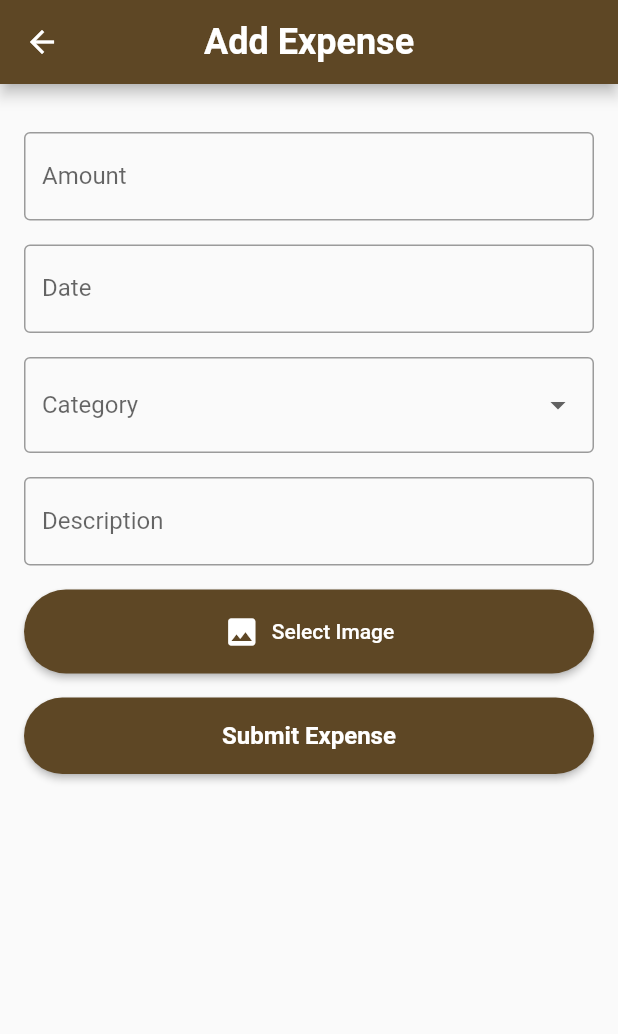
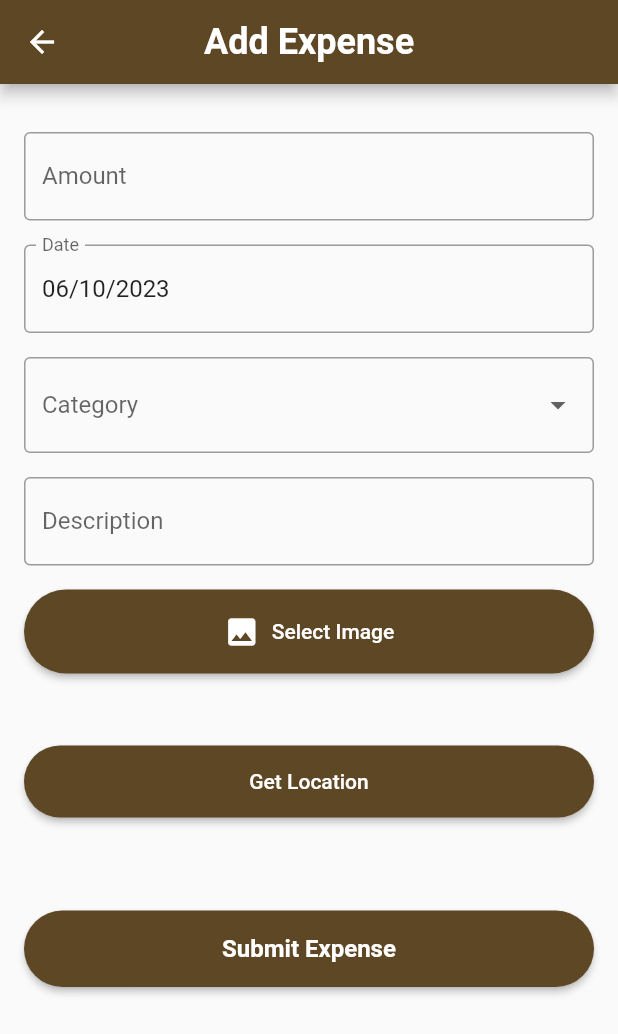
Before and after one commit to Geoffrey-Zulu/Expense-Tracker-App, a Flutter app: the screen it shows after launch, after a tap on the "add" icon, on a phone screen of 412 x 824 dp. Shown: the top 1034 px of the screen. Run offline on Flutter 3.47's test engine with Material 2 defaults, Android fonts, the phone set to English and light mode, and no system bars; our stand-ins replace firebase_auth, firebase_core, geolocator, image_picker, permission_handler; accounts and stored records are empty.

Commit message:
Safe
Safe

```diff
--- a/lib/fab.dart
+++ b/lib/expense_form.dart
@@ -1,29 +1,53 @@
 import 'package:flutter/material.dart';
+import 'package:intl/intl.dart';
+import 'package:image_picker/image_picker.dart';
 import 'components.dart';
+import 'dart:io';
+import 'package:permission_handler/permission_handler.dart';
+import 'package:geolocator/geolocator.dart';
 
-class ExpenseFABWithForm extends StatelessWidget {
+
+class ExpenseForm extends StatefulWidget {
   @override
-  Widget build(BuildContext context) {
-    return FloatingActionButton(
-      onPressed: () {
-        // Navigate to the expense form when FAB is tapped
-        Navigator.of(context).push(
-          MaterialPageRoute(
-            builder: (context) => ExpenseForm(),
-          ),
-        );
-      },
-      child: Icon(Icons.add),
-      backgroundColor: primaryColor, // Apply custom background color
-    );
-  }
+  _ExpenseFormState createState() => _ExpenseFormState();
 }
 
-class ExpenseForm extends StatelessWidget {
+class _ExpenseFormState extends State<ExpenseForm> {
   final TextEditingController amountController = TextEditingController();
-  final TextEditingController dateController = TextEditingController();
+  final DateTime currentDate = DateTime.now();
   final TextEditingController categoryController = TextEditingController();
   final TextEditingController descriptionController = TextEditingController();
+  final ImagePicker _imagePicker = ImagePicker();
+  File? pickedImage;
+  String? latitude;
+  String? longitude;
+
+
+  Future<void> pickImage() async {
+    final XFile? image = await _imagePicker.pickImage(source: ImageSource.gallery);
+    if (image != null) {
+      setState(() {
+        pickedImage = File(image.path);
+      });
+    }
+  }
+
+  Future<void> getLocation() async {
+    final PermissionStatus status = await Permission.location.request();
+    if (status.isGranted) {
+      final Position? currentPosition = await Geolocator.getCurrentPosition(
+        desiredAccuracy: LocationAccuracy.high,
+      );
+
+      setState(() {
+        latitude = currentPosition?.latitude.toString();
+        longitude = currentPosition?.longitude.toString();
+      });
+    } else {
+      // Handle permission denied
+    }
+  }
+
 
   @override
   Widget build(BuildContext context) {
@@ -32,9 +56,9 @@ class ExpenseForm extends StatelessWidget {
         backgroundColor: primaryColor,
         title: Text(
           'Add Expense',
-          style: headingTextStyle.copyWith(color: Colors.white), // Apply custom text style
+          style: headingTextStyle.copyWith(color: Colors.white),
         ),
-        centerTitle: true, // Center align the title
+        centerTitle: true,
       ),
       body: SingleChildScrollView(
         child: Container(
@@ -53,17 +77,17 @@ class ExpenseForm extends StatelessWidget {
               ),
               SizedBox(height: 16.0),
               TextFormField(
-                controller: dateController,
+                controller: TextEditingController(text: DateFormat('dd/MM/yyyy').format(DateTime.now())),
                 decoration: InputDecoration(
                   labelText: 'Date',
                   border: OutlineInputBorder(),
                 ),
                 keyboardType: TextInputType.datetime,
+                readOnly: true,
               ),
               SizedBox(height: 16.0),
-              // DropdownButtonFormField for Category
               DropdownButtonFormField(
-                items: <String>['Category 1', 'Category 2', 'Category 3', 'Category 4']
+                items: <String>['Food', 'Groceries', 'Utilities', 'Leisure']
                     .map((String value) {
                   return DropdownMenuItem<String>(
                     value: value,
@@ -88,21 +112,32 @@ class ExpenseForm extends StatelessWidget {
               ),
               SizedBox(height: 16.0),
               ElevatedButton.icon(
-                onPressed: () {
-                  // Implement image selection/upload logic here
-                },
+                onPressed: pickImage,
                 icon: Icon(Icons.image),
                 label: Text('Select Image'),
-                style: commonButtonStyle, // Apply custom button style
+                style: commonButtonStyle,
               ),
               SizedBox(height: 16.0),
+              Text(pickedImage?.path ?? ''),
+              SizedBox(height: 16.0),
+              ElevatedButton(
+                onPressed: () {
+                  getLocation();
+                },
+                style: commonButtonStyle,
+                child: Text('Get Location'),
+              ),
+              SizedBox(height: 20.0),
+              Text('${latitude ?? ""}'),
+              SizedBox(height: 10.0),
+              Text('${longitude ?? ""}'),
               ElevatedButton(
                 onPressed: () {
                   // Implement expense submission logic here
                   Navigator.of(context).pop(); // Close the bottom sheet
                 },
-                child: Text('Submit Expense', style: buttonTextStyle), // Apply custom text style
-                style: commonButtonStyle, // Apply custom button style
+                child: Text('Submit Expense', style: buttonTextStyle),
+                style: commonButtonStyle,
               ),
             ],
           ),
--- /dev/null
+++ b/lib/expense_item.dart
@@ -0,0 +1,116 @@
+import 'package:flutter/material.dart';
+import 'package:intl/intl.dart';
+import 'components.dart';
+
+class Expense {
+  final DateTime date;
+  final double amount;
+  final String category;
+  final Image thumbnail;
+
+  Expense({
+    required this.date,
+    required this.amount,
+    required this.category,
+    required this.thumbnail,
+  });
+}
+
+class ExpenseItem extends StatelessWidget {
+  final Expense expense;
+
+  ExpenseItem({required this.expense});
+
+  @override
+  Widget build(BuildContext context) {
+    return Dismissible(
+      key: UniqueKey(), // Unique key for each item
+      background: Container(
+        color: Colors.green,
+        alignment: Alignment.centerLeft,
+        child: Icon(
+          Icons.edit,
+          color: Colors.white,
+          size: 40.0,
+        ),
+      ),
+      secondaryBackground: Container(
+        color: Colors.red,
+        alignment: Alignment.centerRight,
+        child: Icon(
+          Icons.delete,
+          color: Colors.white,
+          size: 40.0,
+        ),
+      ),
+      confirmDismiss: (DismissDirection direction) async {
+        if (direction == DismissDirection.startToEnd) {
+          // Handle edit action here
+          // You can navigate to the edit screen or perform any other action
+          // Return false to prevent dismissal, or true to allow dismissal
+          return false;
+        } else if (direction == DismissDirection.endToStart) {
+          // Handle delete action here
+          // You can show a confirmation dialog or directly delete the item
+          // Return false to prevent dismissal, or true to allow dismissal
+          return true;
+        }
+        return false;
+      },
+      onDismissed: (DismissDirection direction) {
+        if (direction == DismissDirection.endToStart) {
+          // Handle delete action here
+          // You can remove the item from your data source
+          // This is where you should implement the delete logic
+          // After deleting, you can update the UI accordingly
+        }
+      },
+      child: Card(
+        elevation: 4.0,
+        margin: EdgeInsets.symmetric(vertical: 8.0, horizontal: 16.0),
+        child: ListTile(
+          contentPadding: EdgeInsets.all(16.0),
+          leading: Container(
+            width: 80.0,
+            height: 80.0,
+            decoration: BoxDecoration(
+              shape: BoxShape.circle,
+              image: DecorationImage(
+                fit: BoxFit.contain,
+                image: expense.thumbnail.image,
+              ),
+            ),
+          ),
+          title: Text(
+            'Date: ${DateFormat('yyyy-MM-dd').format(expense.date)}',
+            style: TextStyle(
+              fontSize: 16.0,
+              fontWeight: FontWeight.bold,
+              color: primaryColor,
+            ),
+          ),
+          subtitle: Column(
+            crossAxisAlignment: CrossAxisAlignment.start,
+            children: [
+              Text(
+                'Amount: \$${expense.amount.toStringAsFixed(2)}',
+                style: TextStyle(
+                  fontSize: 14.0,
+                  color: primaryColor,
+                ),
+              ),
+              SizedBox(height: 8.0),
+              Text(
+                'Category: ${expense.category}',
+                style: TextStyle(
+                  fontSize: 14.0,
+                  color: primaryColor,
+                ),
+              ),
+            ],
+          ),
+        ),
+      ),
+    );
+  }
+}
--- a/lib/home.dart
+++ b/lib/home.dart
@@ -1,104 +1,25 @@
 import 'package:flutter/material.dart';
-import 'fab.dart';
-import 'components.dart'; // Import your common components
-import 'package:intl/intl.dart';
+import 'expense_form.dart'; // Import the ExpenseFormScreen widget
+import 'expense_item.dart';
 
-class HomePage extends StatelessWidget {
+class HomeScreen extends StatelessWidget {
   @override
   Widget build(BuildContext context) {
     return Scaffold(
       appBar: AppBar(
-        backgroundColor: primaryColor,
-        title: Text(
-          'Expense Tracker',
-          style: headingTextStyle.copyWith(color: Colors.white), // Apply custom text style
+        title: Text('Expense Tracker'),
       ),
-        centerTitle: true, // Center align the title
-      ),
-
-
-      body: ListView.builder(
-        itemCount: expenses.length,
-        itemBuilder: (context, index) {
-          final expense = expenses[index];
-          return Container(
-            margin: EdgeInsets.symmetric(vertical: 8.0, horizontal: 16.0),
-            padding: EdgeInsets.all(16.0),
-            decoration: BoxDecoration(
-              border: Border.all(
-                color: primaryColor,
-                width: 2.0,
-              ),
-              borderRadius: BorderRadius.circular(8.0),
-            ),
-            child: Row( // Use Row to display items side by side
-              crossAxisAlignment: CrossAxisAlignment.start,
-              children: [
-                // Display the thumbnail here with a smaller size
-                Container(
-                  width: 80.0, // Adjust the width as needed
-                  height: 80.0, // Adjust the height as needed
-                  margin: EdgeInsets.only(right: 16.0), // Add spacing between thumbnail and details
-                  child: expense.thumbnail, // Display the thumbnail image
-                ),
-                Expanded( // Use Expanded to allow the details to take available space
-                  child: Column(
-                    crossAxisAlignment: CrossAxisAlignment.start,
-                    children: [
-                      Text(
-                        'Date: ${DateFormat('yyyy-MM-dd').format(expense.date)}',
-                        style: TextStyle(
-                          fontSize: 16.0,
-                          fontWeight: FontWeight.bold,
-                          color: primaryColor,
-                        ),
-                      ),
-                      SizedBox(height: 8.0),
-                      Text(
-                        'Amount: \$${expense.amount.toStringAsFixed(2)}',
-                        style: TextStyle(
-                          fontSize: 14.0,
-                          color: primaryColor,
-                        ),
-                      ),
-                      SizedBox(height: 8.0),
-                      Text(
-                        'Category: ${expense.category}',
-                        style: TextStyle(
-                          fontSize: 14.0,
-                          color: primaryColor,
-                        ),
-                      ),
-                    ],
-                  ),
-                ),
-              ],
-            ),
-          );
-        },
-      ),
-
-
-
-      floatingActionButton: ExpenseFABWithForm(), // Use the ExpenseFABWithForm widget
+      body: ExpenseList(), // Add your expense list widget here
+      floatingActionButton: ExpenseFABWithForm(), // Add your FAB here
+      bottomNavigationBar: BottomNavigation(), // Add the BottomNavigation widget here
     );
   }
 }
 
-class Expense {
-  final DateTime date;
-  final double amount;
-  final String category;
-  final Image thumbnail;
-
-  Expense({
-    required this.date,
-    required this.amount,
-    required this.category,
-    required this.thumbnail,
-  });
-}
-
+class ExpenseList extends StatelessWidget {
+  @override
+  Widget build(BuildContext context) {
+    // Replace this with your actual list of expenses
     final List<Expense> expenses = [
       Expense(
         date: DateTime.now(),
@@ -106,9 +27,71 @@ final List<Expense> expenses = [
         category: 'Groceries',
         thumbnail: Image.asset(
           'assets/images/thumbnail.png',
-      height: 100, // Adjust the size as needed
-      width: 100, // Adjust the size as needed
+          fit: BoxFit.contain,
+          width: 20,
+          height: 20,
         ),
       ),
       // Add more expenses as needed
     ];
+
+    return ListView.builder(
+      itemCount: expenses.length,
+      itemBuilder: (context, index) {
+        final expense = expenses[index];
+        return ExpenseItem(expense: expense); // Use the ExpenseItem widget
+      },
+    );
+  }
+}
+
+class BottomNavigation extends StatelessWidget {
+  @override
+  Widget build(BuildContext context) {
+    return BottomNavigationBar(
+      onTap: (index) {
+        switch (index) {
+          case 0:
+            Navigator.pushNamed(context, '/'); // Navigate to the home screen
+            break;
+          case 1:
+            Navigator.pushNamed(context, '/statistics'); // Navigate to the statistics screen
+            break;
+          case 2:
+            Navigator.pushNamed(context, '/settings'); // Navigate to the settings screen
+            break;
+        }
+      },
+      items: [
+        BottomNavigationBarItem(
+          icon: Icon(Icons.home),
+          label: 'Home',
+        ),
+        BottomNavigationBarItem(
+          icon: Icon(Icons.insert_chart),
+          label: 'Statistics',
+        ),
+        BottomNavigationBarItem(
+          icon: Icon(Icons.settings),
+          label: 'Settings',
+        ),
+      ],
+    );
+  }
+}
+
+class ExpenseFABWithForm extends StatelessWidget {
+  @override
+  Widget build(BuildContext context) {
+    return FloatingActionButton(
+      onPressed: () {
+        Navigator.of(context).push(
+          MaterialPageRoute(
+            builder: (context) => ExpenseForm(), // Navigate to the form screen
+          ),
+        );
+      },
+      child: Icon(Icons.add),
+    );
+  }
+}
--- a/lib/login.dart
+++ b/lib/login.dart
@@ -84,7 +84,7 @@ class _LoginPageState extends State<LoginPage> {
       Navigator.of(context).pushReplacement(
         MaterialPageRoute(
           builder: (context) =>
-              HomePage(), // Replace with the screen to navigate to
+              HomeScreen(), // Replace with the screen to navigate to
         ),
       );
     } catch (e) {
--- a/lib/main.dart
+++ b/lib/main.dart
@@ -1,9 +1,10 @@
 import 'package:flutter/material.dart';
-import 'home.dart'; // Import the HomePage widget
+import 'home.dart';
+import 'settings.dart';
+import 'statistics.dart';
 import 'package:firebase_core/firebase_core.dart';
 import 'firebase_options.dart';
-import 'login.dart';
-import 'signup.dart';
+
 
 void main() async {
   WidgetsFlutterBinding.ensureInitialized();
@@ -21,11 +22,16 @@ class MyApp extends StatelessWidget {
   @override
   Widget build(BuildContext context) {
     return MaterialApp(
-      title: 'Your App Name',
+      title: 'Expense Tracker App',
       theme: ThemeData(
         primarySwatch: Colors.blue,
       ),
-      home: HomePage(), // Set the initial route to the HomePage
+      home: HomeScreen(), // Set the initial route to the HomeScreen
+      routes: {
+        '/home': (context) => HomeScreen(), // Add settings screen route
+        '/settings': (context) => SettingsScreen(), // Add settings screen route
+        '/statistics': (context) => StatisticsScreen(), // Add statistics screen route
+      },
     );
   }
 }
--- a/pubspec.yaml
+++ b/pubspec.yaml
@@ -40,6 +40,10 @@ dependencies:
   image_picker: ^1.0.4
   cloud_firestore: ^4.9.3
   intl: ^0.18.1
+  fl_chart: ^0.63.0
+  geolocator: ^10.1.0
+  permission_handler: ^11.0.1
+  geocoding: ^2.1.1
 
 
 dev_dependencies:
```
Also changed, not shown: lib/bottom_navigation.dart (added, +42 -0 lines), lib/settings.dart (added, +107 -0 lines), lib/statistics.dart (added, +53 -0 lines), pubspec.lock, 5 other files. Lines whose indentation alone changed are shown as unchanged.
